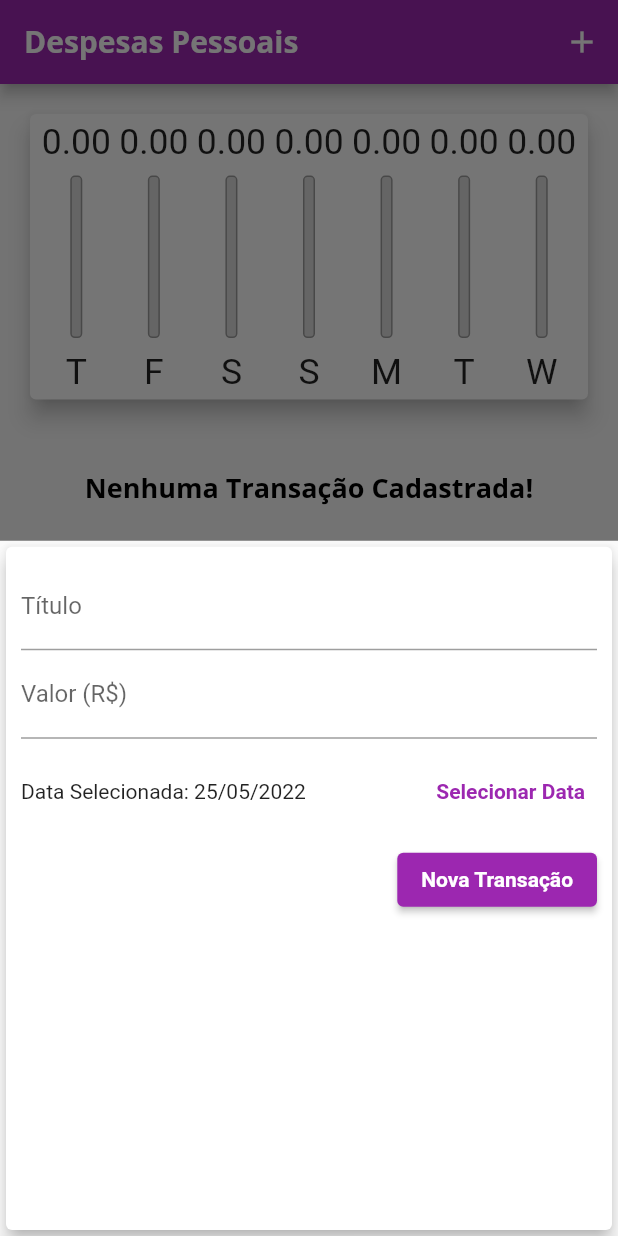
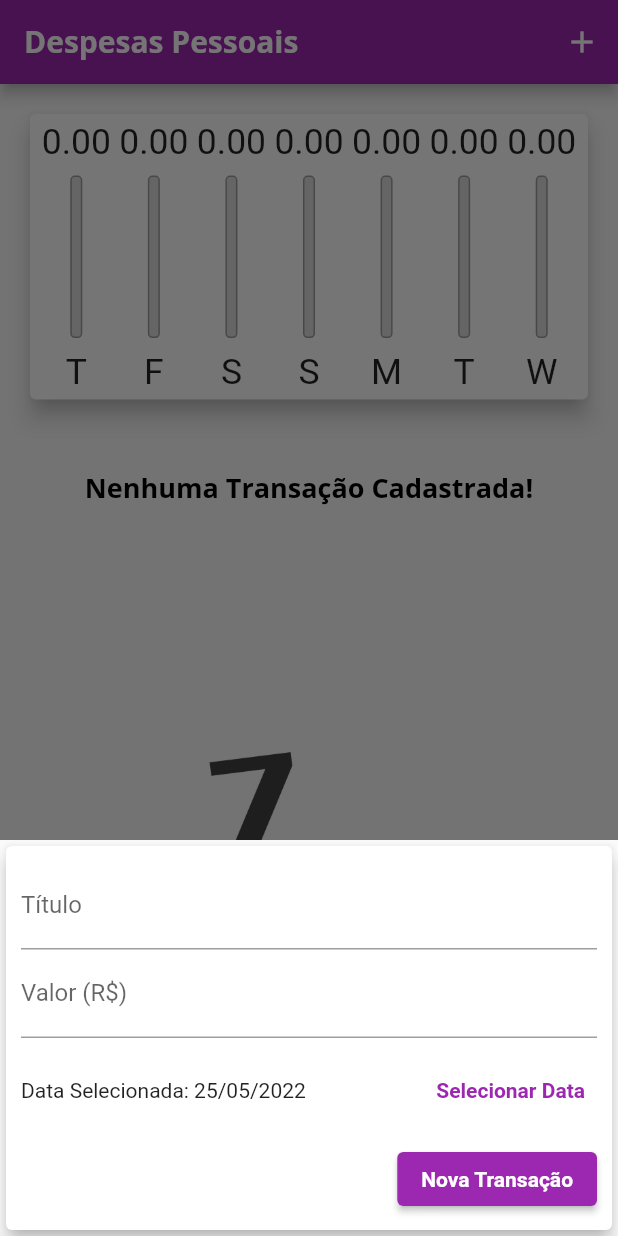
Before and after one commit to andrehahn05/ExpensesApp, a Flutter app: the screen it shows after launch, after a tap on the "add" icon, on a phone screen of 412 x 824 dp. Run offline on Flutter 3.47's test engine with Material 2 defaults, Android fonts, the phone set to English and light mode, and no system bars.

```diff
--- a/lib/components/tarnsaction_form.dart
+++ b/lib/components/tarnsaction_form.dart
@@ -44,10 +44,16 @@ class _TransactionFormState extends State<TransactionForm> {
 
   @override
   Widget build(BuildContext context) {
-    return Card(
+    return SingleChildScrollView(
+      child: Card(
         elevation: 5,
         child: Padding(
-        padding: const EdgeInsets.all(10),
+          padding: EdgeInsets.only(
+            top: 10,
+            right: 10,
+            left: 10,
+            bottom: 10 + MediaQuery.of(context).viewInsets.bottom,
+          ),
           child: Column(
             children: [
               TextField(
@@ -106,6 +112,7 @@ class _TransactionFormState extends State<TransactionForm> {
             ],
           ),
         ),
+      ),
     );
   }
 }
--- a/lib/main.dart
+++ b/lib/main.dart
@@ -94,8 +94,8 @@ class _MyHomePageState extends State<MyHomePage> {
 
   @override
   Widget build(BuildContext context) {
-    bool isLandscape =
-        MediaQuery.of(context).orientation == Orientation.landscape;
+    final mediaQuery = MediaQuery.of(context);
+    bool isLandscape = mediaQuery.orientation == Orientation.landscape;
     final appBar = AppBar(
       title: const Text('Despesas Pessoais'),
       actions: <Widget>[
@@ -115,9 +115,8 @@ class _MyHomePageState extends State<MyHomePage> {
       ],
     );
 
-    final availableHeight = MediaQuery.of(context).size.height -
-        appBar.preferredSize.height -
-        MediaQuery.of(context).padding.top;
+    final availableHeight = mediaQuery.size.height -
+          appBar.preferredSize.height - mediaQuery.padding.top;
 
     return Scaffold(
       appBar: appBar,
@@ -132,7 +131,7 @@ class _MyHomePageState extends State<MyHomePage> {
               ),
             if (!_showChart || !isLandscape)
               SizedBox(
-                height: availableHeight * 0.7,
+                height: availableHeight * (isLandscape ? 1 : 0.7),
                 child: TransactionList(_transactions, _removeTransaction),
               ),
           ],
```
Lines whose indentation alone changed are shown as unchanged.
